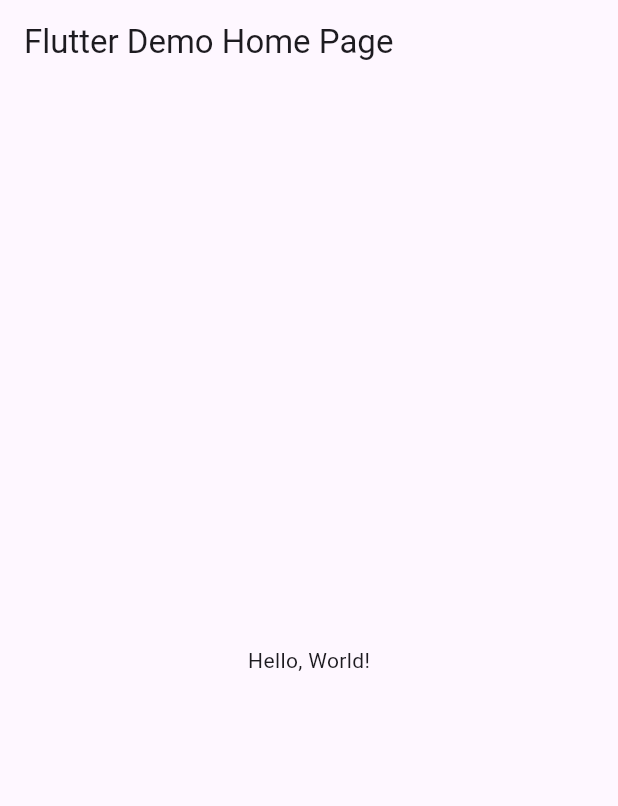
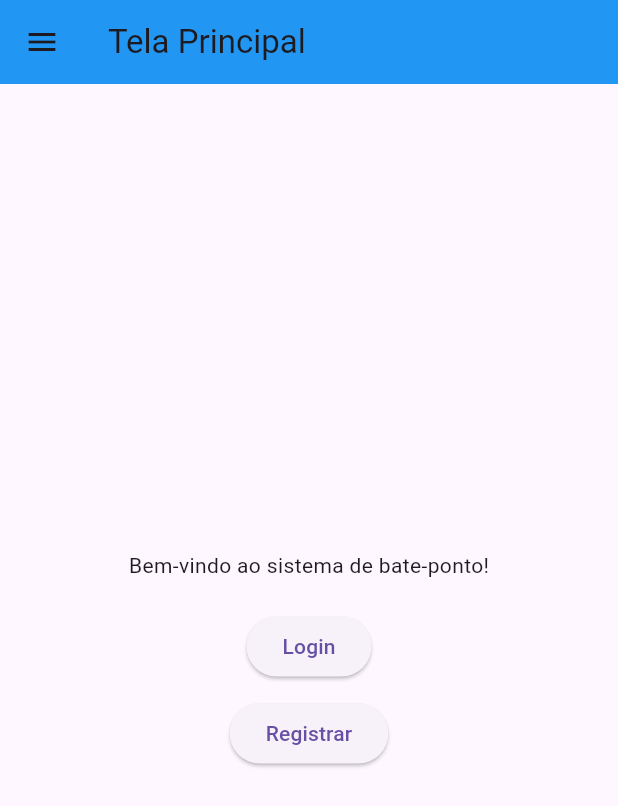
Before and after one commit to Donizeth041/BatePonto, a Flutter app: the screen it shows after launch, on a phone screen of 412 x 824 dp. Shown: the top 806 px of the screen. Run offline on Flutter 3.47's test engine with Material 3 defaults, Android fonts, the phone set to English and light mode, and no system bars.

Commit message:
BatePonto Original

```diff
--- a/lib/main.dart
+++ b/lib/main.dart
@@ -1,41 +1,141 @@
 import 'package:flutter/material.dart';
+import 'Telas/login.dart';
+import 'Telas/register.dart';
+import 'Telas/profile.dart';
+import 'Telas/historico.dart';
+import 'Telas/ponto.dart';
+import 'Telas/pesquisa.dart';
 
-void main() => runApp(MyApp());
+void main() {
+  runApp(MyApp());
+}
 
 class MyApp extends StatelessWidget {
-  const MyApp({super.key});
-  // This widget is the root of your application.
   @override
   Widget build(BuildContext context) {
     return MaterialApp(
-      // Application name
-      title: 'Flutter Hello World',
-      // Application theme data, you can set the colors for the application as
-      // you want
+      title: 'Bate-Ponto',
       theme: ThemeData(
-        // useMaterial3: false,
         primarySwatch: Colors.blue,
       ),
-      // A widget which will be started on application startup
-      home: MyHomePage(title: 'Flutter Demo Home Page'),
+      home: MainScreen(),
     );
   }
 }
 
-class MyHomePage extends StatelessWidget {
-  final String title;
-  const MyHomePage({super.key, required this.title});
-
+class MainScreen extends StatelessWidget {
   @override
   Widget build(BuildContext context) {
     return Scaffold(
       appBar: AppBar(
-        // The title text which will be shown on the action bar
-        title: Text(title),
+        title: Text('Tela Principal'),
+        backgroundColor: Colors.blue,
+      ),
+      drawer: Drawer(
+        child: ListView(
+          padding: EdgeInsets.zero,
+          children: <Widget>[
+            DrawerHeader(
+              decoration: BoxDecoration(
+                color: Colors.blue,
+              ),
+              child: Text(
+                'Menu',
+                style: TextStyle(
+                  color: Colors.white,
+                  fontSize: 24,
+                ),
+              ),
+            ),
+            ListTile(
+              leading: Icon(Icons.login, color: Colors.blue),
+              title: Text('Login'),
+              onTap: () {
+                Navigator.push(
+                  context,
+                  MaterialPageRoute(builder: (context) => LoginScreen()),
+                );
+              },
+            ),
+            ListTile(
+              leading: Icon(Icons.person_add, color: Colors.blue),
+              title: Text('Cadastrar'),
+              onTap: () {
+                Navigator.push(
+                  context,
+                  MaterialPageRoute(builder: (context) => RegisterScreen()),
+                );
+              },
+            ),
+            ListTile(
+              leading: Icon(Icons.person, color: Colors.blue),
+              title: Text('Perfil'),
+              onTap: () {
+                Navigator.push(
+                  context,
+                  MaterialPageRoute(builder: (context) => ProfileScreen()),
+                );
+              },
+            ),
+            ListTile(
+              leading: Icon(Icons.history, color: Colors.blue),
+              title: Text('Histórico'),
+              onTap: () {
+                Navigator.push(
+                  context,
+                  MaterialPageRoute(builder: (context) => HistoricoScreen()),
+                );
+              },
+            ),
+            ListTile(
+              leading: Icon(Icons.access_time, color: Colors.blue),
+              title: Text('Bater Ponto'),
+              onTap: () {
+                Navigator.push(
+                  context,
+                  MaterialPageRoute(builder: (context) => PontoScreen()),
+                );
+              },
+            ),
+            ListTile(
+              leading: Icon(Icons.search, color: Colors.blue),
+              title: Text('Pesquisar'),
+              onTap: () {
+                Navigator.push(
+                  context,
+                  MaterialPageRoute(builder: (context) => PesquisaScreen()),
+                );
+              },
+            ),
+          ],
+        ),
       ),
       body: Center(
-        child: Text(
-          'Hello, World!',
+        child: Column(
+          mainAxisAlignment: MainAxisAlignment.center,
+          children: [
+            Text('Bem-vindo ao sistema de bate-ponto!'),
+            SizedBox(height: 20),
+            ElevatedButton(
+              onPressed: () {
+                Navigator.push(
+                  context,
+                  MaterialPageRoute(builder: (context) => LoginScreen()),
+                );
+              },
+              child: Text('Login'),
+            ),
+            SizedBox(height: 10),
+            ElevatedButton(
+              onPressed: () {
+                Navigator.push(
+                  context,
+                  MaterialPageRoute(builder: (context) => RegisterScreen()),
+                );
+              },
+              child: Text('Registrar'),
+            ),
+          ],
         ),
       ),
     );
```
Also changed, not shown: lib/Telas/historico.dart (added, +38 -0 lines), lib/Telas/login.dart (added, +50 -0 lines), lib/Telas/pesquisa.dart (added, +55 -0 lines), lib/Telas/ponto.dart (added, +59 -0 lines), lib/Telas/profile.dart (added, +42 -0 lines), lib/Telas/register.dart (added, +68 -0 lines), pubspec.yaml (+0 -14 lines).
